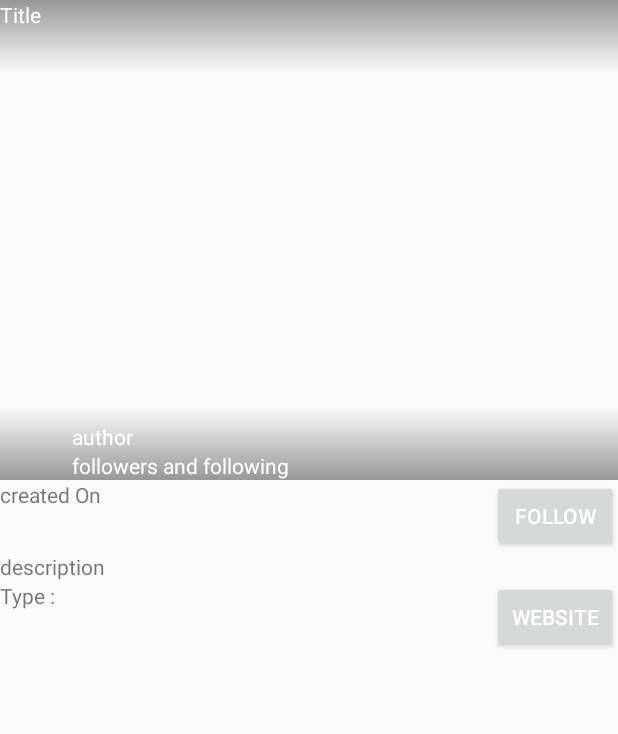
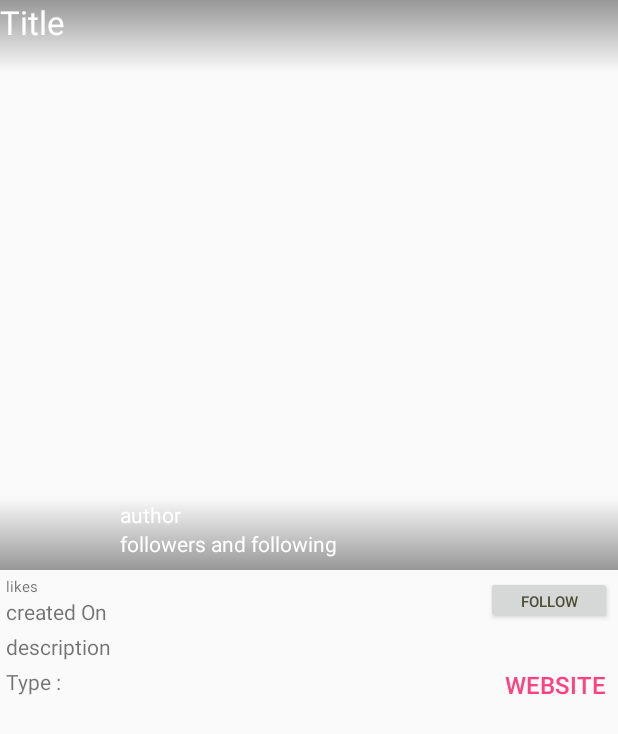
Before and after one commit to pardyot/roposo, an Android app: the layout activity_story_description.xml on its own in the app's theme, with its tools: preview values and no code run, on a phone screen of 412 x 824 dp. Shown: the top 734 px of the screen. Run offline under Robolectric (Android 15) with nearby library versions, the phone set to English and light mode, and no system bars.

Commit message:
Done proper alignment of the second view along with follow funcitonality

```diff
--- a/app/src/main/AndroidManifest.xml
+++ b/app/src/main/AndroidManifest.xml
@@ -17,7 +17,9 @@
                 <category android:name="android.intent.category.LAUNCHER" />
             </intent-filter>
         </activity>
-        <activity android:name=".StoryDescription"></activity>
+        <activity android:name=".StoryDescription"
+            android:theme="@style/Theme.AppCompat.Light.NoActionBar"
+            ></activity>
     </application>
 
 </manifest>
--- a/app/src/main/res/layout/activity_story_description.xml
+++ b/app/src/main/res/layout/activity_story_description.xml
@@ -14,7 +14,7 @@
             <ImageView
                 android:id="@+id/story_image"
                 android:layout_width="match_parent"
-                android:layout_height="320dp" />
+                android:layout_height="380dp" />
             <View
                 android:layout_alignParentTop="true"
                 android:layout_width="match_parent"
@@ -23,10 +23,11 @@
             <TextView
                 tools:text="Title"
                 android:id="@+id/title"
+                android:textSize="22sp"
                 android:layout_centerHorizontal="true"
                 android:layout_width="match_parent"
                 android:textColor="#fff"
-                android:layout_height="48dp" />
+                android:layout_height="wrap_content" />
             <View
                 android:layout_alignParentBottom="true"
                 android:background="@drawable/gradient_above"
@@ -37,11 +38,15 @@
                 android:layout_alignParentBottom="true"
                 android:layout_alignParentLeft="true"
                 android:layout_alignParentStart="true"
-                android:layout_width="48dp"
-                android:layout_height="48dp" />
+                android:layout_marginLeft="8dp"
+                android:layout_marginStart="8dp"
+                android:layout_width="64dp"
+                android:layout_height="64dp" />
             <LinearLayout
                 android:layout_toRightOf="@+id/author_image"
                 android:layout_alignParentBottom="true"
+                android:layout_marginLeft="8dp"
+                android:layout_marginStart="8dp"
                 android:orientation="vertical"
                 android:layout_width="wrap_content"
                 android:layout_height="wrap_content">
@@ -56,6 +61,7 @@
                     android:id="@+id/follow_info"
                     tools:text="followers and following"
                     android:textColor="#fff"
+                    android:layout_marginBottom="8dp"
                     android:layout_width="wrap_content"
                     android:layout_height="wrap_content" />
             </LinearLayout>
@@ -68,17 +74,32 @@
             <Button
                 android:id="@+id/follow"
                 android:text="Follow"
-                android:textColor="#fff"
+                android:textColor="#4d4d33"
+                android:textSize="10sp"
+                android:layout_marginRight="4dp"
+                android:layout_marginEnd="4dp"
+                android:layout_marginTop="4dp"
                 android:layout_alignParentEnd="true"
                 android:layout_alignParentRight="true"
                 android:layout_width="84dp"
-                android:layout_height="48dp" />
+                android:layout_height="32dp" />
             <TextView
                 android:id="@+id/verb"
                 tools:text="created On "
+                android:layout_below="@+id/like_and_comment"
                 android:layout_toLeftOf="@+id/follow"
+                android:layout_marginLeft="4dp"
                 android:layout_alignParentStart="true"
                 android:layout_alignParentLeft="true"
+                android:layout_width="wrap_content"
+                android:layout_height="wrap_content" />
+            <TextView
+                android:id="@+id/like_and_comment"
+                tools:text="likes"
+                android:layout_marginStart="4dp"
+                android:layout_marginLeft="4dp"
+                android:layout_marginTop="4dp"
+                android:textSize="10sp"
                 android:layout_width="wrap_content"
                 android:layout_height="wrap_content" />
         </RelativeLayout>
@@ -86,6 +107,9 @@
         <TextView
             android:id="@+id/description"
             tools:text="description"
+            android:layout_marginLeft="4dp"
+            android:layout_marginStart="4dp"
+            android:layout_marginTop="4dp"
             android:layout_width="match_parent"
             android:layout_height="wrap_content" />
         <RelativeLayout
@@ -94,6 +118,10 @@
             <TextView
                 android:id="@+id/type"
                 android:text="Type : "
+                android:layout_toLeftOf="@+id/website"
+                android:layout_marginLeft="4dp"
+                android:layout_marginStart="4dp"
+                android:layout_marginTop="4dp"
                 android:layout_width="match_parent"
                 android:layout_height="wrap_content" />
             <Button
@@ -101,9 +129,11 @@
                 android:layout_alignParentEnd="true"
                 android:layout_alignParentRight="true"
                 android:text="Website"
-                android:textColor="#fff"
+                android:background="@null"
+                android:textSize="16sp"
+                android:textColor="@color/colorAccent"
                 android:layout_width="84dp"
-                android:layout_height="48dp" />
+                android:layout_height="32dp" />
         </RelativeLayout>
 
         <!--<TextView-->
--- a/app/src/main/res/layout/story_list_item.xml
+++ b/app/src/main/res/layout/story_list_item.xml
@@ -23,6 +23,9 @@
             <TextView
                 android:id="@+id/title"
                 tools:text="Title"
+                android:maxLines="1"
+                android:ellipsize="end"
+                android:textSize="18sp"
                 android:layout_marginTop="4dp"
                 android:layout_marginRight="4dp"
                 android:layout_weight="1"
```
Also changed, not shown: app/src/main/java/com/example/pardyot/roposo/StoryAdapter.java (+7 -3 lines), app/src/main/java/com/example/pardyot/roposo/StoryDescription.java (+110 -3 lines), app/src/main/res/drawable/custom_button.xml (added, +61 -0 lines), app/src/main/res/layout/author_dialog.xml (added, +56 -0 lines).
